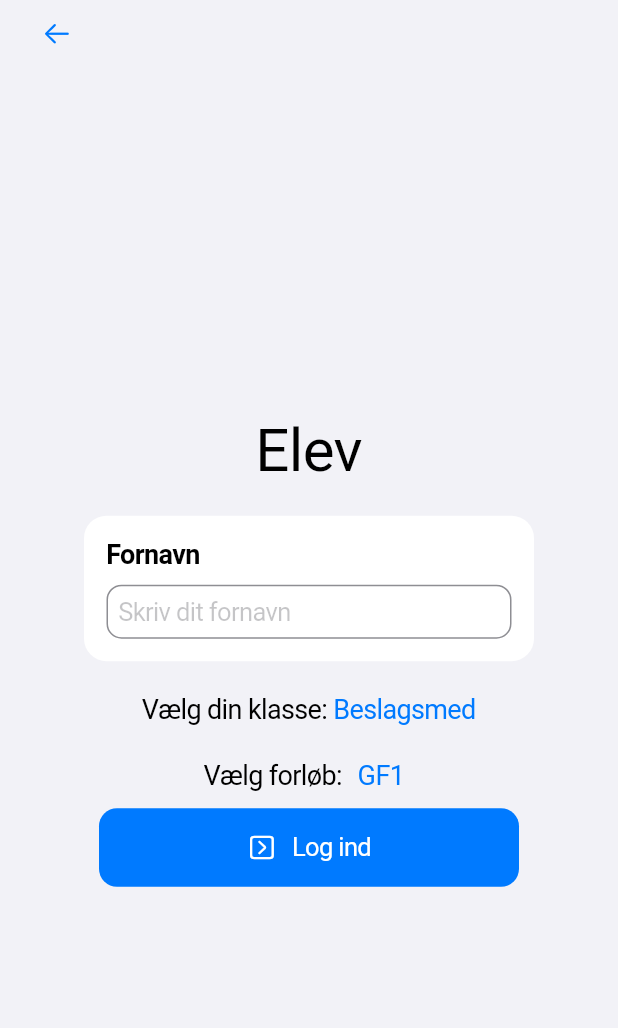
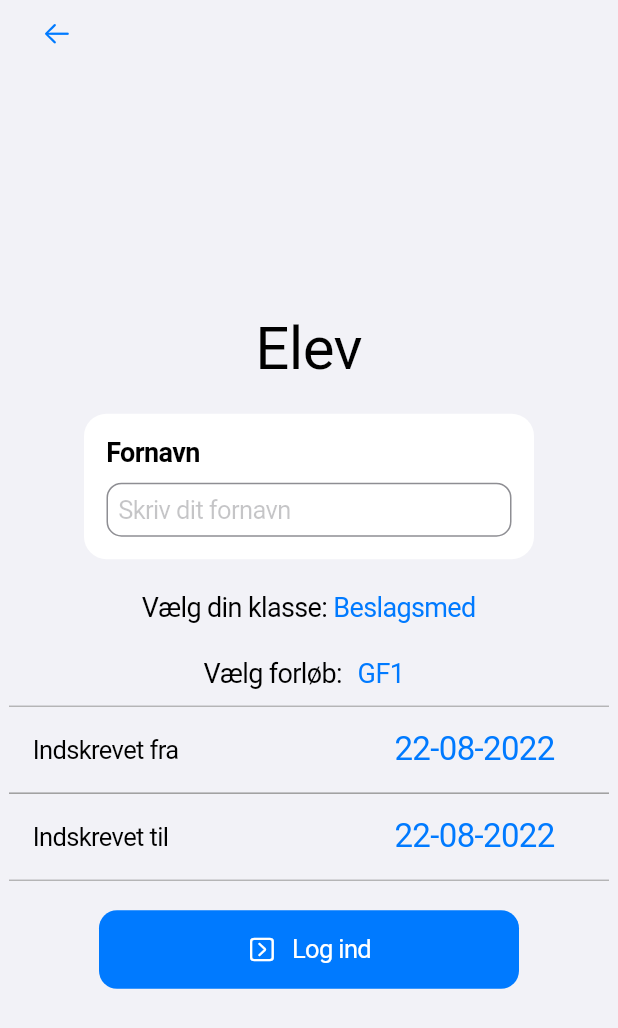
Before and after one commit to HansenbergDev/App, a Flutter app: the StudentRegistration screen opened by its route, on a phone screen of 412 x 824 dp. Shown: the top 1028 px of the screen. Run offline on Flutter 3.47's test engine with Material 2 defaults, Android fonts, the phone set to English and light mode, and no system bars; missing offline and left inert: week_of_year.

Commit message:
Working on student registration

```diff
--- a/tilmeldings_system/lib/Pages/ChooseViewPage.dart
+++ b/tilmeldings_system/lib/Pages/LoginPage.dart
@@ -1,8 +1,8 @@
 import 'package:flutter/cupertino.dart';
 import 'package:tilmeldings_system/Widgets/IconCupertinoButton.dart';
 
-class ChooseViewPage extends StatelessWidget {
-  const ChooseViewPage({Key? key}) : super(key: key);
+class LoginPage extends StatelessWidget {
+  const LoginPage({Key? key}) : super(key: key);
 
   @override
   Widget build(BuildContext context) {
--- a/tilmeldings_system/lib/Pages/StudentRegistration.dart
+++ b/tilmeldings_system/lib/Pages/StudentRegistration.dart
@@ -1,11 +1,15 @@
 import 'package:flutter/cupertino.dart';
+import 'package:tilmeldings_system/Utilities/StudentClient.dart';
+import 'package:tilmeldings_system/Widgets/DatePicker.dart';
 import 'package:tilmeldings_system/Widgets/ItemPicker.dart';
 import 'package:tilmeldings_system/Widgets/TextfieldWithTitle.dart';
 
 import '../Widgets/IconCupertinoButton.dart';
 
 class StudentRegistration extends StatefulWidget {
-  const StudentRegistration({Key? key}) : super(key: key);
+  const StudentRegistration({Key? key, required this.studentClient}) : super(key: key);
+
+  final StudentClient studentClient;
 
   @override
   State<StudentRegistration> createState() => _StudentRegistrationState();
@@ -24,6 +28,8 @@ class _StudentRegistrationState extends State<StudentRegistration> {
   late TextEditingController _nameController;
   int _selectedEducation = 0;
   int _selectedCourse = 0;
+  DateTime _enrolledFrom = DateTime.now();
+  DateTime _enrolledTo = DateTime.now();
 
   @override
   void initState() {
@@ -36,6 +42,13 @@ class _StudentRegistrationState extends State<StudentRegistration> {
     super.dispose();
     _nameController.dispose();
   }
+
+  void _sendRegistration() async {
+    // widget.studentClient.registerStudent(name, enrolledFrom, enrolledTo)
+
+    Navigator.of(context).pushReplacementNamed("/student");
+  }
+
 
   @override
   Widget build(BuildContext context) {
@@ -76,17 +89,26 @@ class _StudentRegistrationState extends State<StudentRegistration> {
                     text: "Vælg din klasse: ",
                     fontSize: 18,
                     list: _educations,
-                    callback: (int selected) => _selectedEducation = selected),
+                    callback: (int selected) => _selectedEducation = selected
+                ),
                 ItemPicker(
                     text: "Vælg forløb: ",
                     fontSize: 18,
                     list: _course,
-                    callback: (int selected) => _selectedCourse = selected),
-                // TODO: Indskrevet fra
-                // TODO: Indskrevet til
+                    callback: (int selected) => _selectedCourse = selected
+                ),
+                DatePicker(
+                    title: "Indskrevet fra",
+                    callback: (DateTime date) => _enrolledFrom = date
+                ),
+                DatePicker(
+                    title: "Indskrevet til",
+                    callback: (DateTime date) => _enrolledTo = date
+                ),
+                const SizedBox(height: 20,),
                 // https://api.flutter.dev/flutter/cupertino/CupertinoDatePicker-class.html
                 IconCupertinoButtonFilled(
-                  onPressed: () => Navigator.of(context).pushReplacementNamed("/student"),
+                  onPressed: () => _sendRegistration(),
                   text: "Log ind",
                   icon: CupertinoIcons.chevron_right_square,
                 ),
--- /dev/null
+++ b/tilmeldings_system/lib/Widgets/DatePicker.dart
@@ -0,0 +1,106 @@
+// Modified from https://api.flutter.dev/flutter/cupertino/CupertinoPicker-class.html
+
+import 'package:flutter/cupertino.dart';
+
+class DatePicker extends StatefulWidget {
+  const DatePicker({Key? key, required this.title, required this.callback}) : super(key: key);
+
+  final String title;
+  final Function callback;
+
+  @override
+  State<DatePicker> createState() => _DatePickerState();
+}
+
+class _DatePickerState extends State<DatePicker> {
+
+  DateTime _date = DateTime.now();
+
+  void _showDialog(Widget child) {
+    showCupertinoModalPopup<void>(
+        context: context,
+        builder: (BuildContext context) => Container(
+          height: 216,
+          padding: const EdgeInsets.only(top: 6.0),
+          // The Bottom margin is provided to align the popup above the system navigation bar.
+          margin: EdgeInsets.only(
+            bottom: MediaQuery.of(context).viewInsets.bottom,
+          ),
+          // Provide a background color for the popup.
+          color: CupertinoColors.systemBackground.resolveFrom(context),
+          // Use a SafeArea widget to avoid system overlaps.
+          child: SafeArea(
+            top: false,
+            child: child,
+          ),
+        ));
+  }
+
+  @override
+  Widget build(BuildContext context) {
+    return Center(
+      child: _DatePickerItem(
+        children: <Widget>[
+          Text(widget.title),
+          CupertinoButton(
+            // Display a CupertinoDatePicker in date picker mode.
+            onPressed: () => _showDialog(
+              CupertinoDatePicker(
+                initialDateTime: _date,
+                mode: CupertinoDatePickerMode.date,
+                use24hFormat: true,
+                // This is called when the user changes the date.
+                onDateTimeChanged: (DateTime newDate) {
+                  setState(() {
+                    _date = newDate;
+                    widget.callback(_date);
+                  });
+                },
+              ),
+            ),
+            // In this example, the date value is formatted manually. You can use intl package
+            // to format the value based on user's locale settings.
+            child: Text(
+              '${_date.day < 10 ? "0${_date.day}" : _date.day}-${_date.month < 10 ? "0${_date.month}" : _date.month}-${_date.year}',
+              style: const TextStyle(
+                fontSize: 22.0,
+              ),
+            ),
+          ),
+        ],
+      ),
+    );
+  }
+}
+
+
+class _DatePickerItem extends StatelessWidget {
+  const _DatePickerItem({required this.children});
+
+  final List<Widget> children;
+
+  @override
+  Widget build(BuildContext context) {
+    return DecoratedBox(
+      decoration: const BoxDecoration(
+        border: Border(
+          top: BorderSide(
+            color: CupertinoColors.inactiveGray,
+            width: 0.0,
+          ),
+          bottom: BorderSide(
+            color: CupertinoColors.inactiveGray,
+            width: 0.0,
+          ),
+        ),
+      ),
+      child: Padding(
+        padding: const EdgeInsets.symmetric(horizontal: 16.0),
+        child: Row(
+          mainAxisAlignment: MainAxisAlignment.spaceBetween,
+          children: children,
+        ),
+      ),
+    );
+  }
+}
--- a/tilmeldings_system/lib/Widgets/ItemPicker.dart
+++ b/tilmeldings_system/lib/Widgets/ItemPicker.dart
@@ -1,7 +1,6 @@
 // Modified from https://api.flutter.dev/flutter/cupertino/CupertinoPicker-class.html
 
 import 'package:flutter/cupertino.dart';
-
 
 class ItemPicker extends StatefulWidget {
   const ItemPicker({Key? key, required this.text, required this.fontSize, required this.list, required this.callback}) : super(key: key);
--- a/tilmeldings_system/lib/main.dart
+++ b/tilmeldings_system/lib/main.dart
@@ -2,7 +2,7 @@ import 'package:flutter/cupertino.dart';
 import 'package:provider/provider.dart';
 import 'package:tilmeldings_system/Models/StudentNotifier.dart';
 import 'package:tilmeldings_system/Models/TokenNotifier.dart';
-import 'package:tilmeldings_system/Pages/ChooseViewPage.dart';
+import 'package:tilmeldings_system/Pages/LoginPage.dart';
 import 'package:tilmeldings_system/Pages/InitPage.dart';
 import 'package:tilmeldings_system/Pages/StudentLoginPage.dart';
 import 'package:tilmeldings_system/Pages/StudentPage.dart';
@@ -54,10 +54,10 @@ class _HansenbergAppState extends State<HansenbergApp> {
         initialRoute: '/',
         routes: <String, WidgetBuilder> {
           '/': (BuildContext context) => InitPage(storage: TokenStorage()),
-          '/login': (BuildContext context) => const ChooseViewPage(),
+          '/login': (BuildContext context) => const LoginPage(),
           '/student': (BuildContext context) => const StudentPage(),
           '/student/login': (BuildContext context) => StudentLoginPage(studentClient: studentClient),
-          '/student/registration': (BuildContext context) => const StudentRegistration(),
+          '/student/registration': (BuildContext context) => StudentRegistration(studentClient: studentClient),
           '/staff/login': (BuildContext context) => const CupertinoPageScaffold(child: Text("Staff login")),
           '/staff': (BuildContext context) => const CupertinoPageScaffold(child: Text("Staff home")),
         });
```
Also changed, not shown: tilmeldings_system/lib/Utilities/StudentClient.dart (+21 -0 lines).
